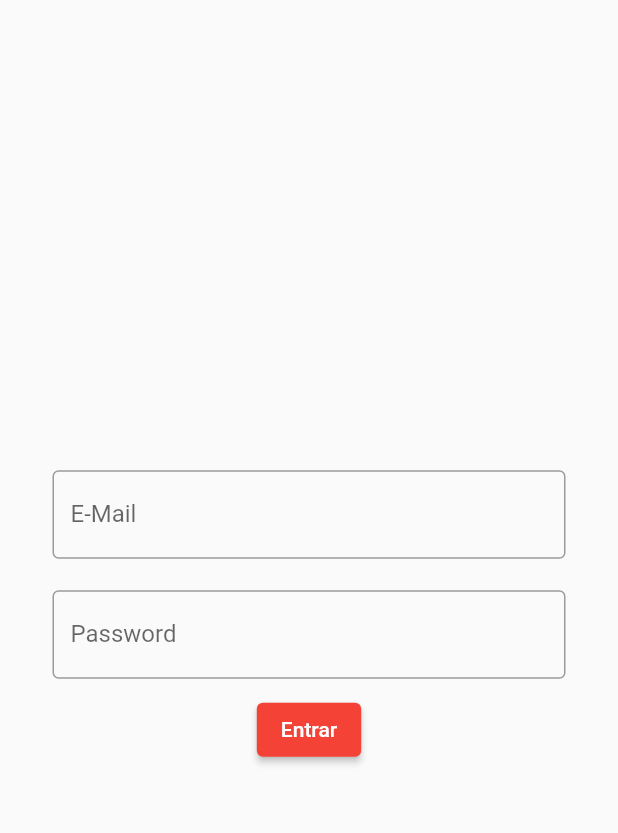
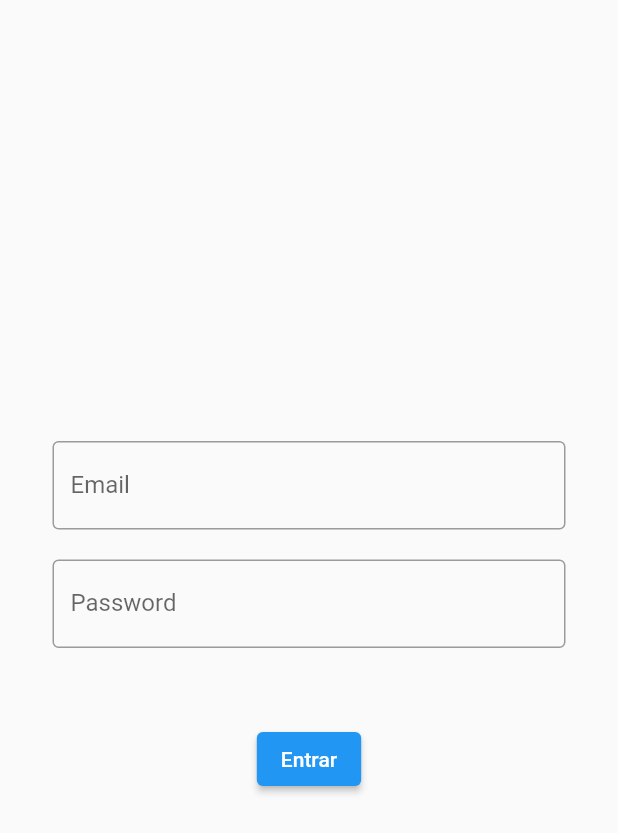
Before and after one commit to wellingtonzero21/Curso-Flutter---Flutterando, a Flutter app: the screen it shows after launch, after a tap on "Entrar", on a phone screen of 412 x 824 dp. Shown: the top 833 px of the screen. Run offline on Flutter 3.47's test engine with Material 2 defaults, Android fonts, the phone set to English and light mode, and no system bars.

Commit message:
pratica das aulas de ontem
reforçando o material do dia anterior

```diff
--- a/primeiro_app_flutterando/lib/app_widget copy.dart
+++ b/primeiro_app_flutterando/lib/app_widget_pratica.dart
@@ -1,6 +1,9 @@
 import 'package:flutter/material.dart';
-import 'package:primeiro_app_flutterando/app_controller%20copy.dart';
-import 'package:primeiro_app_flutterando/home_page%20copy.dart';
+import 'package:primeiro_app_flutterando/app_controller_pratica.dart';
+import 'package:primeiro_app_flutterando/home_page_pratica.dart';
+
+import 'login_page_pratica.dart';
+
 
 class MyApp extends StatelessWidget {
   const MyApp({super.key});
@@ -15,7 +18,7 @@ class MyApp extends StatelessWidget {
             ? Brightness.dark
             : Brightness.light,
           ),
-        home: AppWidgetPratica(),
+        home: LoginPage2(),
         );
       }
     );
--- a/primeiro_app_flutterando/lib/home_page copy.dart
+++ b/primeiro_app_flutterando/lib/home_page_pratica.dart
@@ -1,5 +1,5 @@
 import 'package:flutter/material.dart';
-import 'package:primeiro_app_flutterando/app_controller%20copy.dart';
+import 'package:primeiro_app_flutterando/app_controller_pratica.dart';
 
 class AppWidgetPratica extends StatefulWidget {
   @override
--- /dev/null
+++ b/primeiro_app_flutterando/lib/login_page_pratica.dart
@@ -0,0 +1,66 @@
+import 'package:flutter/material.dart';
+import 'package:flutter/src/widgets/framework.dart';
+import 'package:flutter/src/widgets/placeholder.dart';
+
+class LoginPage2 extends StatefulWidget {
+  const LoginPage2({super.key});
+
+  @override
+  State<LoginPage2> createState() => _LoginPage2State();
+}
+
+class _LoginPage2State extends State<LoginPage2> {
+  @override
+  Widget build(BuildContext context) {
+
+    String email = "";
+    String password = "";
+
+    return Scaffold(
+      body: SingleChildScrollView(
+        child: SizedBox(
+          width: MediaQuery.of(context).size.width,
+          height: MediaQuery.of(context).size.height,
+        child: Padding(
+          padding: const EdgeInsets.all(35.0),
+          child: Column(
+            mainAxisAlignment: MainAxisAlignment.center,
+              children: [
+                SizedBox(
+                  child: TextField(onChanged: (text) {
+                    email = text;
+                  },
+                  keyboardType: TextInputType.emailAddress,
+                  decoration: InputDecoration(
+                  labelText:"Email",
+                  border: OutlineInputBorder()
+                  ),
+                  ),
+                ),
+                SizedBox(height: 20,),
+                SizedBox(
+                  child: TextField(onChanged: (text) {
+                    password = text;
+                  },
+                  obscureText: true,
+                  decoration: InputDecoration(
+                    labelText: "Password",
+                    border: OutlineInputBorder(),
+                  ),
+                  ),
+                ),
+                SizedBox(
+                  width: double.infinity, height: 50,),
+                ElevatedButton(onPressed: () {
+                  if(email == "joao2" && password == "joao"){
+                    print("entroul");
+                  };
+                }, child: Text('Entrar')),
+              ],
+            ),
+        ),
+        ),
+      ),
+    );
+  }
+}
--- a/primeiro_app_flutterando/lib/main.dart
+++ b/primeiro_app_flutterando/lib/main.dart
@@ -1,11 +1,11 @@
 import 'package:flutter/material.dart';
-import 'app_widget copy.dart';
+import 'app_widget_pratica.dart';
 import 'app_widget.dart';
 import 'home_page.dart';
 
 
-import './home_page copy.dart';
+import 'home_page_pratica.dart';
 
 void main() {
-  runApp(AppWidget());
+  runApp(MyApp());
 }
```
Also changed, not shown: primeiro_app_flutterando/lib/app_controller_pratica.dart (renamed from primeiro_app_flutterando/lib/app_controller copy.dart).
